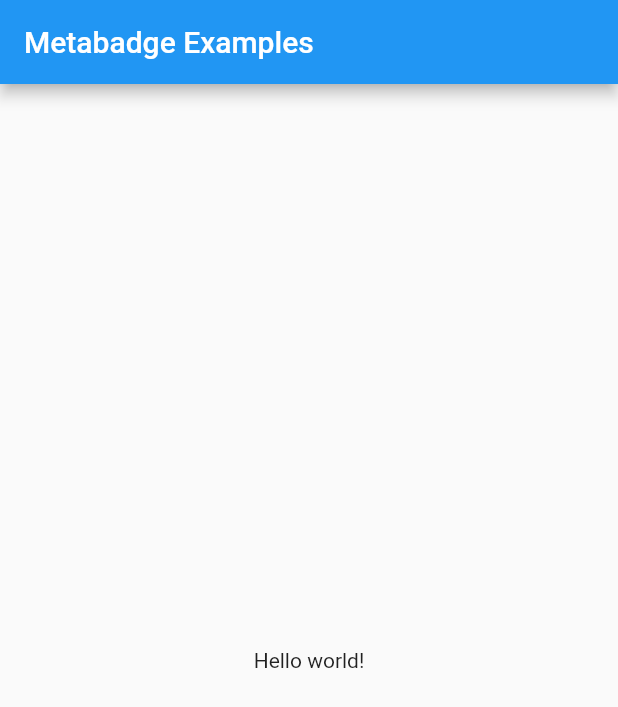
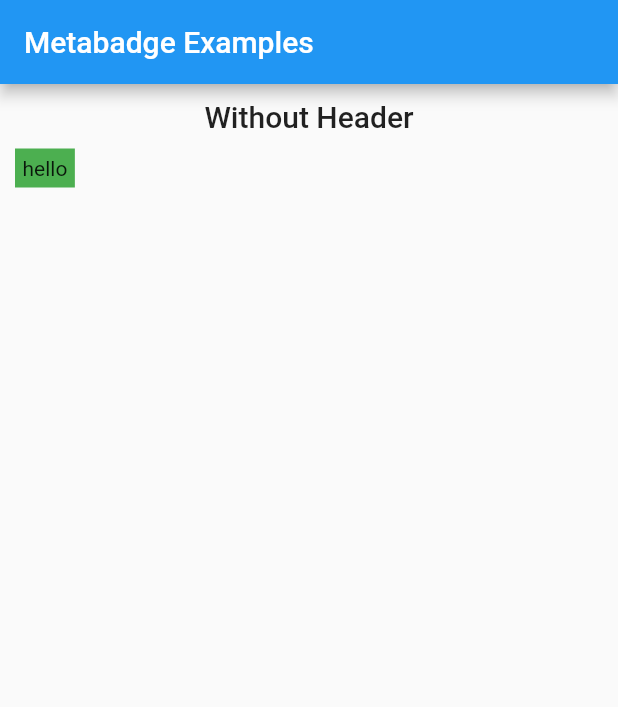
Before and after one commit to erayerdin/metabadge, a Flutter app: the screen it shows after launch, on a phone screen of 412 x 824 dp. Shown: the top 707 px of the screen. Run offline on Flutter 3.47's test engine with Material 2 defaults, Android fonts, the phone set to English and light mode, and no system bars.

Commit message:
impled Metabadge.body

```diff
--- a/examples/project/lib/main.dart
+++ b/examples/project/lib/main.dart
@@ -1,4 +1,5 @@
 import 'package:flutter/material.dart';
+import 'package:metabadge/metabadge.dart';
 
 void main() {
   runApp(const MyApp());
@@ -19,6 +20,23 @@ class MyApp extends StatelessWidget {
   }
 }
 
+class MetabadgeExample {
+  final String title;
+  final Metabadge metabadge;
+
+  const MetabadgeExample({
+    required this.title,
+    required this.metabadge,
+  });
+}
+
+const List<MetabadgeExample> examples = [
+  MetabadgeExample(
+    title: 'Without Header',
+    metabadge: Metabadge(body: Text('hello')),
+  ),
+];
+
 class HomePage extends StatelessWidget {
   const HomePage({Key? key}) : super(key: key);
 
@@ -28,8 +46,22 @@ class HomePage extends StatelessWidget {
       appBar: AppBar(
         title: const Text('Metabadge Examples'),
       ),
-      body: const Center(
-        child: Text('Hello world!'),
+      body: ListView.separated(
+        itemBuilder: (context, index) => Column(
+          children: [
+            Text(
+              examples[index].title,
+              style: Theme.of(context).textTheme.headline6,
+            ),
+            const SizedBox(height: 10),
+            examples[index].metabadge,
+          ],
+        ),
+        separatorBuilder: (context, index) => const Padding(
+          padding: EdgeInsets.only(top: 10, bottom: 10),
+        ),
+        itemCount: examples.length,
+        padding: const EdgeInsets.all(10),
       ),
     );
   }
--- a/examples/project/pubspec.yaml
+++ b/examples/project/pubspec.yaml
@@ -27,6 +27,8 @@ environment:
 # the latest version available on pub.dev. To see which dependencies have newer
 # versions available, run `flutter pub outdated`.
 dependencies:
+  metabadge:
+    path: ../../
   flutter:
     sdk: flutter
 
--- a/lib/metabadge.dart
+++ b/lib/metabadge.dart
@@ -1,4 +1,6 @@
 library metabadge;
+
+export 'src/metabadge.dart' show Metabadge;
 
 /// A Calculator.
 class Calculator {
--- /dev/null
+++ b/lib/src/metabadge.dart
@@ -0,0 +1,37 @@
+// Copyright 2022 Eray Erdin
+//
+// Licensed under the Apache License, Version 2.0 (the "License");
+// you may not use this file except in compliance with the License.
+// You may obtain a copy of the License at
+//
+//     http://www.apache.org/licenses/LICENSE-2.0
+//
+// Unless required by applicable law or agreed to in writing, software
+// distributed under the License is distributed on an "AS IS" BASIS,
+// WITHOUT WARRANTIES OR CONDITIONS OF ANY KIND, either express or implied.
+// See the License for the specific language governing permissions and
+// limitations under the License.
+
+import 'package:flutter/widgets.dart';
+
+class Metabadge extends StatelessWidget {
+  final Widget body;
+
+  const Metabadge({
+    Key? key,
+    required this.body,
+  }) : super(key: key);
+
+  @override
+  Widget build(BuildContext context) {
+    return Row(
+      children: [
+        Container(
+          padding: const EdgeInsets.all(5),
+          color: const Color.fromRGBO(76, 175, 80, 1),
+          child: body,
+        ),
+      ],
+    );
+  }
+}
```
Also changed, not shown: examples/project/pubspec.lock.
